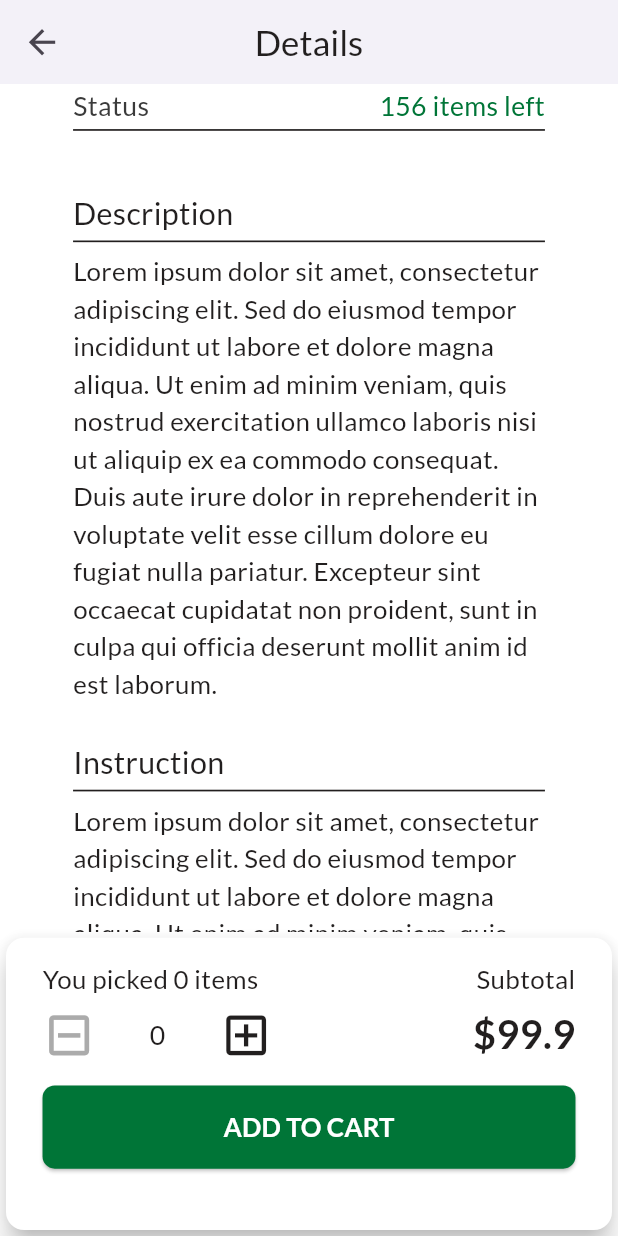
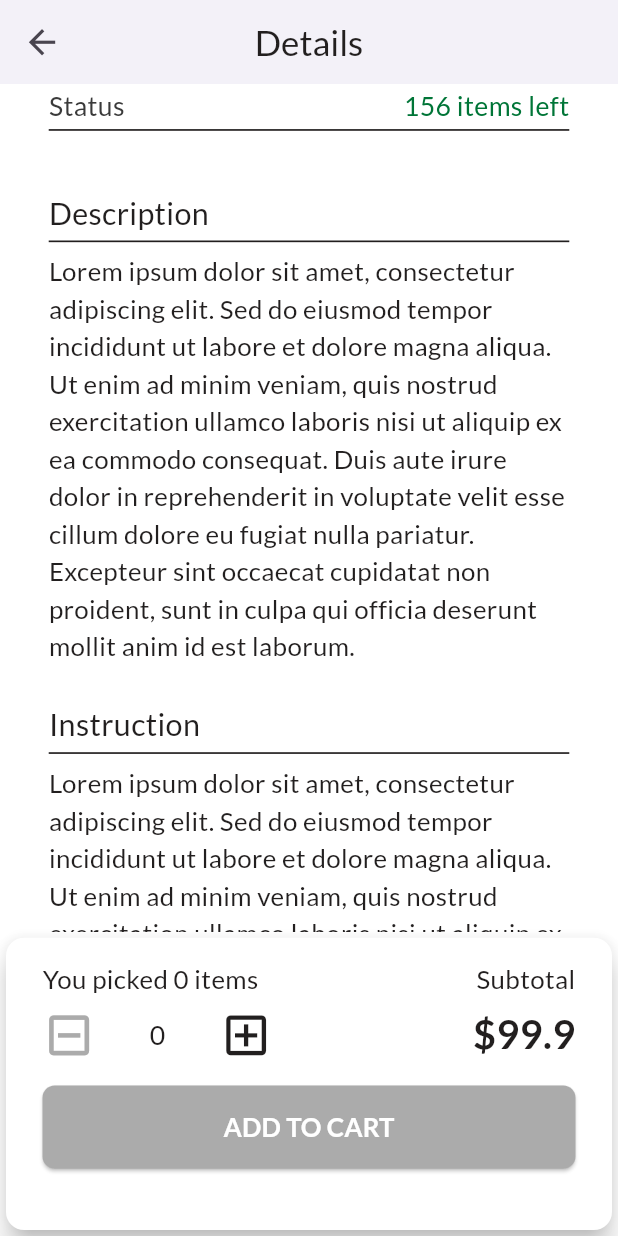
Before and after one commit to Abdusalom0516/Fayzigul, a Flutter app: the ProductsDetailsScreen screen opened directly, scrolled down 576 dp, on a phone screen of 412 x 824 dp. Run offline on Flutter 3.47's test engine with Material 3 defaults, Android fonts, the phone set to English and light mode, and no system bars; our stand-ins replace dartz, equatable, firebase_auth, firebase_core, flutter_bloc, flutter_hooks and 2 more; accounts and stored records are empty.

Commit message:
BASE: Enhance Design.

```diff
--- a/lib/core/utils/app_router.dart
+++ b/lib/core/utils/app_router.dart
@@ -1,8 +1,8 @@
-
 import 'package:flutter/material.dart';
 
 class AppRouter {
-  static final GlobalKey<NavigatorState> navigatorKey = GlobalKey<NavigatorState>();
+  static final GlobalKey<NavigatorState> navigatorKey =
+      GlobalKey<NavigatorState>();
 
   static void close() {
     if (navigatorKey.currentState?.canPop() ?? false) {
--- a/lib/presentation/home/screens/products_details_screen.dart
+++ b/lib/presentation/home/screens/products_details_screen.dart
@@ -58,7 +58,7 @@ class ProductsDetailsScreen extends HookWidget {
 
   SliverPadding productFullContentSection(ConstColors colors, String content) {
     return SliverPadding(
-      padding: EdgeInsetsGeometry.symmetric(horizontal: 48.r),
+      padding: EdgeInsetsGeometry.symmetric(horizontal: 32.r),
       sliver: SliverToBoxAdapter(
         child: Text(
           content,
@@ -73,7 +73,7 @@ class ProductsDetailsScreen extends HookWidget {
 
   SliverPadding productTitleScreen(ConstColors colors, String title) {
     return SliverPadding(
-      padding: EdgeInsetsGeometry.symmetric(horizontal: 48.r),
+      padding: EdgeInsetsGeometry.symmetric(horizontal: 32.r),
       sliver: SliverToBoxAdapter(
         child: Container(
           width: double.infinity,
@@ -103,7 +103,7 @@ class ProductsDetailsScreen extends HookWidget {
     return SliverToBoxAdapter(
       child: Padding(
           padding:
-              EdgeInsetsGeometry.symmetric(horizontal: 48.r, vertical: 15.r),
+              EdgeInsetsGeometry.symmetric(horizontal: 32.r, vertical: 15.r),
           child: Column(
             spacing: 15.h,
             crossAxisAlignment: CrossAxisAlignment.start,
@@ -232,20 +232,22 @@ class ProductsDetailsScreen extends HookWidget {
             ),
             Height(height: 15),
             // Add to Cart Button Section
-            addToCartButtonSection(colors, texts),
+            addToCartButtonSection(colors, texts, quantity),
           ],
         ),
       ),
     );
   }
 
-  Row addToCartButtonSection(ConstColors colors, ConstTexts texts) {
+  Row addToCartButtonSection(
+      ConstColors colors, ConstTexts texts, ValueNotifier<int> quantity) {
     return Row(
       children: [
         Expanded(
           child: ElevatedButton(
             style: ButtonStyle(
-              backgroundColor: WidgetStatePropertyAll(colors.ff007537),
+              backgroundColor: WidgetStatePropertyAll(
+                  quantity.value <= 0 ? colors.ffababab : colors.ff007537),
               padding: WidgetStatePropertyAll(
                   EdgeInsetsGeometry.symmetric(vertical: 15.r)),
               shape: WidgetStatePropertyAll(
@@ -348,7 +350,7 @@ class ProductsDetailsScreen extends HookWidget {
 
   SliverPadding productPriceSection(ConstColors colors) {
     return SliverPadding(
-      padding: EdgeInsetsGeometry.symmetric(horizontal: 48.r),
+      padding: EdgeInsetsGeometry.symmetric(horizontal: 32.r),
       sliver: SliverToBoxAdapter(
         child: Text(
           "\$99.9",
@@ -363,7 +365,7 @@ class ProductsDetailsScreen extends HookWidget {
 
   SliverPadding productCategoriesSection() {
     return SliverPadding(
-      padding: EdgeInsetsGeometry.symmetric(horizontal: 48.w, vertical: 21.h),
+      padding: EdgeInsetsGeometry.symmetric(horizontal: 32.w, vertical: 21.h),
       sliver: SliverToBoxAdapter(
         child: Wrap(
           spacing: 9.w,
--- a/lib/presentation/home/widgets/plants_card.dart
+++ b/lib/presentation/home/widgets/plants_card.dart
@@ -1,3 +1,5 @@
+import 'dart:developer';
+
 import 'package:flutter/cupertino.dart';
 import 'package:flutter/material.dart';
 import 'package:flutter_screenutil/flutter_screenutil.dart';
@@ -20,6 +22,7 @@ class PlantCard extends StatelessWidget {
           overlayColor: WidgetStatePropertyAll(colors.transparent),
         ),
         onPressed: () {
+          log("Plant Card Pressed");
           AppRouter.go(ProductsDetailsScreen());
         },
         child: SizedBox(
```
